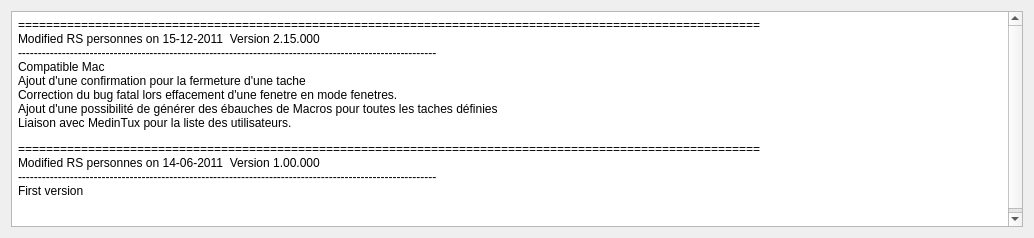
Before: the Qt Designer form Programmes/synoptux/src/C_Dlg_Changements.ui in leo-naeka/medintux, drawn with Qt 5.
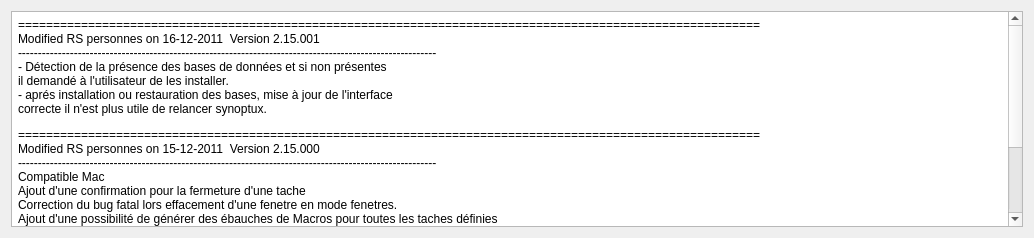
After: the same form once the commit is applied.

Commit message:
synoptux : détection de la présence des bases et installation
automatique au démarrage.
ajout d'un bouton de confirmation pour quitter.

```diff
--- a/Programmes/synoptux/src/C_Dlg_Changements.ui
+++ b/Programmes/synoptux/src/C_Dlg_Changements.ui
@@ -27,6 +27,7 @@
 &lt;table border=&quot;0&quot; style=&quot; margin-top:0px; margin-bottom:0px; margin-left:0px; margin-right:0px;&quot; cellspacing=&quot;2&quot; cellpadding=&quot;0&quot;&gt;
 &lt;tr&gt;
 &lt;td&gt;
+&lt;p style=&quot; margin-top:12px; margin-bottom:12px; margin-left:0px; margin-right:0px; -qt-block-indent:0; text-indent:0px;&quot;&gt;========================================================================================================== &lt;br /&gt;Modified RS personnes on 16-12-2011  Version 2.15.001&lt;br /&gt;--------------------------------------------------------------------------------------------------------- &lt;br /&gt;- Détection de la présence des bases de données et si non présentes&lt;br /&gt;il demandé à l'utilisateur de les installer.&lt;br /&gt;- aprés installation ou restauration des bases, mise à jour de l'interface&lt;br /&gt;correcte il n'est plus utile de relancer synoptux.&lt;/p&gt;
 &lt;p style=&quot; margin-top:12px; margin-bottom:12px; margin-left:0px; margin-right:0px; -qt-block-indent:0; text-indent:0px;&quot;&gt;========================================================================================================== &lt;br /&gt;Modified RS personnes on 15-12-2011  Version 2.15.000&lt;br /&gt;--------------------------------------------------------------------------------------------------------- &lt;br /&gt;Compatible Mac&lt;br /&gt;Ajout d'une confirmation pour la fermeture d'une tache&lt;br /&gt;Correction du bug fatal lors effacement d'une fenetre en mode fenetres.&lt;br /&gt;Ajout d'une possibilité de générer des ébauches de Macros pour toutes les taches définies&lt;br /&gt;Liaison avec MedinTux pour la liste des utilisateurs.&lt;/p&gt;
 &lt;p style=&quot; margin-top:12px; margin-bottom:12px; margin-left:0px; margin-right:0px; -qt-block-indent:0; text-indent:0px;&quot;&gt;========================================================================================================== &lt;br /&gt;Modified RS personnes on 14-06-2011  Version 1.00.000&lt;br /&gt;--------------------------------------------------------------------------------------------------------- &lt;br /&gt;First version&lt;/p&gt;
 &lt;p style=&quot;-qt-paragraph-type:empty; margin-top:12px; margin-bottom:12px; margin-left:0px; margin-right:0px; -qt-block-indent:0; text-indent:0px;&quot;&gt;&lt;/p&gt;&lt;/td&gt;&lt;/tr&gt;&lt;/table&gt;&lt;/td&gt;&lt;/tr&gt;&lt;/table&gt;&lt;/body&gt;&lt;/html&gt;</string>
```
The commit also changes 3 other files.
